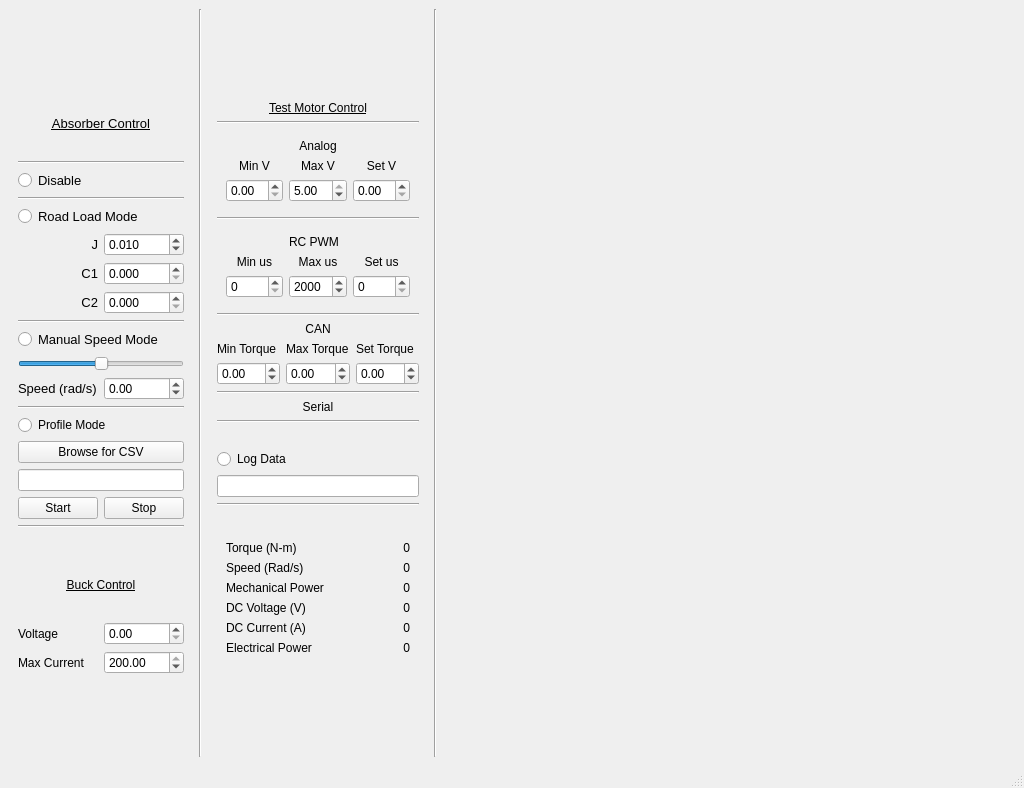
This is gui.ui in bgkatz/Dyno-Software as Qt 5 draws it before an edit. The edited form follows.
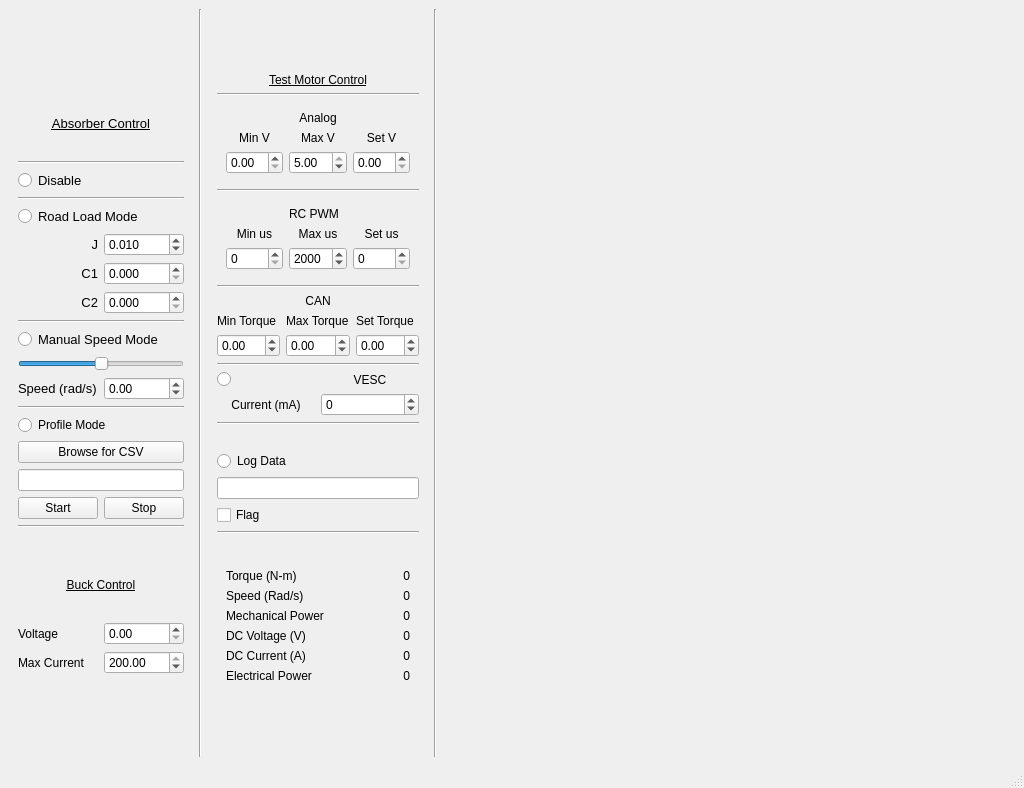
This is the edited form.

Commit message: added vesc support

```diff
--- a/gui.ui
+++ b/gui.ui
@@ -721,14 +721,58 @@
         </widget>
        </item>
        <item>
-        <widget class="QLabel" name="label_24">
-         <property name="text">
-          <string>Serial</string>
-         </property>
-         <property name="alignment">
-          <set>Qt::AlignCenter</set>
-         </property>
-        </widget>
+        <layout class="QGridLayout" name="gridLayout_9">
+         <item row="1" column="1">
+          <widget class="QLabel" name="label_31">
+           <property name="text">
+            <string>VESC</string>
+           </property>
+           <property name="alignment">
+            <set>Qt::AlignCenter</set>
+           </property>
+          </widget>
+         </item>
+         <item row="1" column="0">
+          <widget class="QRadioButton" name="vescEnable">
+           <property name="enabled">
+            <bool>true</bool>
+           </property>
+           <property name="text">
+            <string/>
+           </property>
+          </widget>
+         </item>
+        </layout>
+       </item>
+       <item>
+        <layout class="QGridLayout" name="gridLayout_8">
+         <item row="1" column="0">
+          <widget class="QLabel" name="label_30">
+           <property name="layoutDirection">
+            <enum>Qt::LeftToRight</enum>
+           </property>
+           <property name="text">
+            <string>Current (mA)</string>
+           </property>
+           <property name="alignment">
+            <set>Qt::AlignCenter</set>
+           </property>
+          </widget>
+         </item>
+         <item row="1" column="1">
+          <widget class="QDoubleSpinBox" name="vescCommand">
+           <property name="decimals">
+            <number>0</number>
+           </property>
+           <property name="minimum">
+            <double>-80000.000000000000000</double>
+           </property>
+           <property name="maximum">
+            <double>80000.000000000000000</double>
+           </property>
+          </widget>
+         </item>
+        </layout>
        </item>
        <item>
         <widget class="Line" name="line_7">
@@ -779,6 +823,13 @@
          </property>
         </widget>
        </item>
+       <item>
+        <widget class="QCheckBox" name="flagButton">
+         <property name="text">
+          <string>Flag</string>
+         </property>
+        </widget>
+       </item>
        <item>
         <widget class="Line" name="line_13">
          <property name="orientation">
```
The commit also changes 60 other files.
